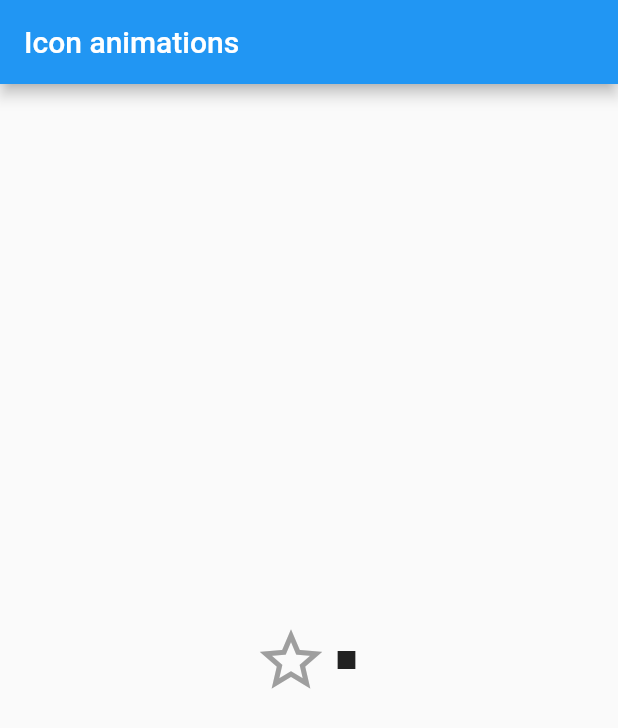
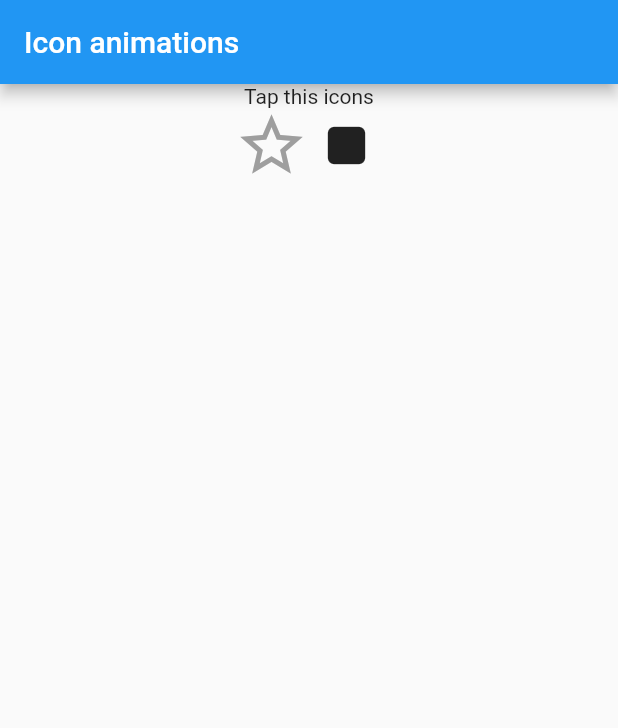
Before and after one commit to RikitoNoto/flutter_animated_icon_button, a Flutter app: the screen it shows after launch, on a phone screen of 412 x 824 dp. Shown: the top 728 px of the screen. Run offline on Flutter 3.47's test engine with Material 2 defaults, Android fonts, the phone set to English and light mode, and no system bars.

```diff
--- a/example/lib/main.dart
+++ b/example/lib/main.dart
@@ -41,11 +41,14 @@ class IconAppState extends State<IconApp> with SingleTickerProviderStateMixin {
           appBar: AppBar(
             title: const Text('Icon animations'),
           ),
-      body: Row(
+          body: Column(
+            crossAxisAlignment: CrossAxisAlignment.center,
+            children: [
+              Text('Tap this icons'),
+              Row(
                 mainAxisAlignment: MainAxisAlignment.center,
                 children: [
-          Center(
-            child: TapParticle(
+                  TapParticle(
                     size: 50,
                     particleCount: 5,
                     color: Colors.red,
@@ -66,14 +69,21 @@ class IconAppState extends State<IconApp> with SingleTickerProviderStateMixin {
                       initialPushed: false,
                     ),
                   ),
-          ),
                   AnimateChangeIcon(
                     animateDuration: Duration(milliseconds: 300),
-            firstIcon: Icon(Icons.play_arrow),
-            secondIcon: Icon(Icons.stop),
+                    firstIcon: Icon(
+                      Icons.play_arrow_rounded,
+                      size: 50,
+                    ),
+                    secondIcon: Icon(
+                      Icons.stop_rounded,
+                      size: 50,
+                    ),
                   ),
                 ],
               ),
-    ));
+            ],
+          )),
+    );
   }
 }
```
Also changed, not shown: lib/tap_particle.dart (+20 -1 lines). Lines whose indentation alone changed are shown as unchanged.
